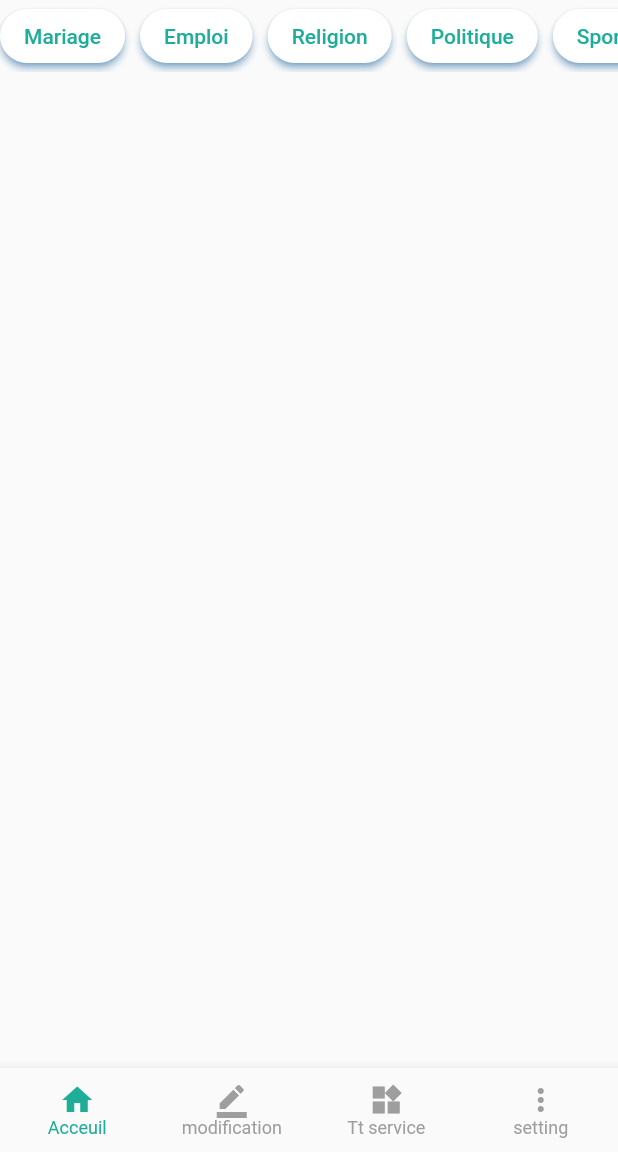
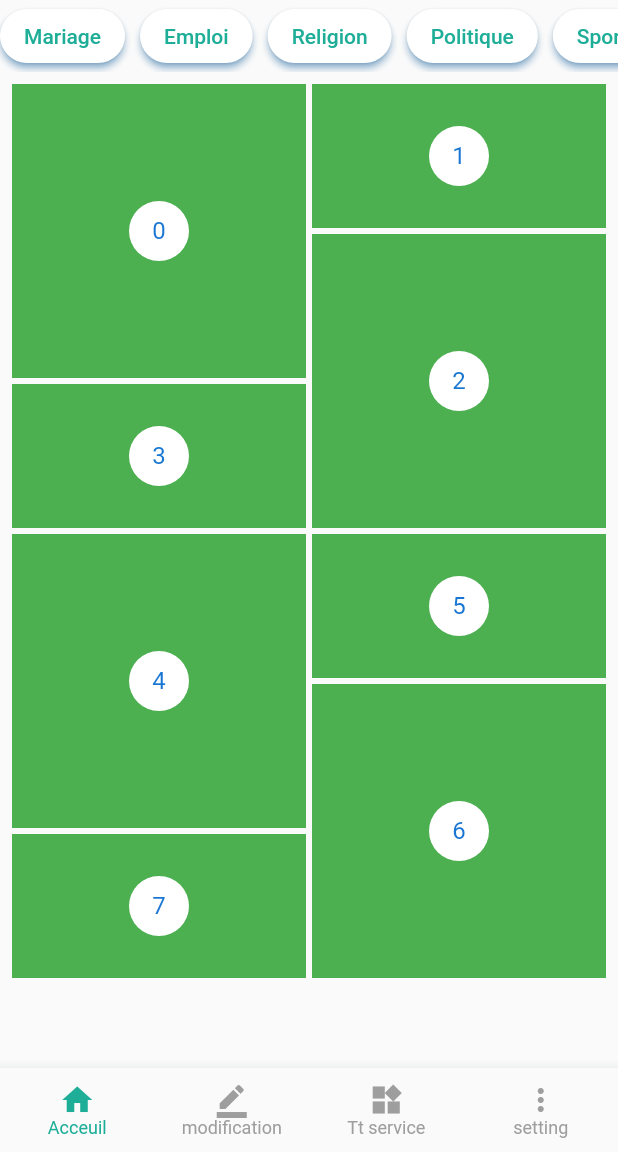
Before and after one commit to beriha/djassi, a Flutter app: the screen it shows after launch, on a phone screen of 412 x 824 dp, the part 84-1236 px from its top. Run offline on Flutter 3.47's test engine with Material 2 defaults, Android fonts, the phone set to English and light mode, and no system bars.

Commit message:
grid view

```diff
--- /dev/null
+++ b/lib/screens/component/grid-view.component.dart
@@ -0,0 +1,27 @@
+import 'package:flutter/material.dart';
+import 'package:flutter_staggered_grid_view/flutter_staggered_grid_view.dart';
+
+class ListGridView extends StatelessWidget {
+  @override
+  Widget build(BuildContext context) {
+    return /*Container(
+        child:  Padding(
+          padding: const EdgeInsets.all(4),
+         child:*/ StaggeredGridView.countBuilder(
+            crossAxisCount: 4,
+            itemCount: 8,
+            itemBuilder: (BuildContext context, int index) => Container(
+                color: Colors.green,
+                child: Center(
+                  child: CircleAvatar(
+                    backgroundColor: Colors.white,
+                    child: Text('$index'),
+                  ),
+                )),
+            staggeredTileBuilder: (int index) =>
+                StaggeredTile.count(2, index.isEven ? 2 : 1),
+            mainAxisSpacing: 4,
+            crossAxisSpacing: 4,
+          );
+  }
+}
--- a/lib/screens/home-screens.dart
+++ b/lib/screens/home-screens.dart
@@ -1,8 +1,10 @@
 import 'package:djassi/screens/authscreens/login-screens.dart';
 import 'package:djassi/screens/component/bottomBar.component.dart';
+import 'package:djassi/screens/component/grid-view.component.dart';
 import 'package:djassi/screens/component/list-container.component.dart';
 import 'package:flutter/material.dart';
 import 'package:djassi/screens/component/drawer.component.dart';
+
 
 class HomeScreens extends StatefulWidget {
 
@@ -48,8 +50,36 @@ class _HomeScreensState extends State<HomeScreens> {
           drawer: CustomDrawer(
           ),
 
-          body:ListContainer(
-            ),
+          body:Column(
+            children: <Widget> [
+              ListContainer(),
+              //ListGridView(),
+              Expanded(
+                flex: 1,
+                child: Padding(
+                  padding: const EdgeInsets.all(8.0),
+                 child: ListGridView(),
+                 /* child: StaggeredGridView.countBuilder(
+                    crossAxisCount: 4,
+                    itemCount: 8,
+                    itemBuilder: (BuildContext context, int index) => Container(
+                        color: Colors.green,
+                        child: Center(
+                          child: CircleAvatar(
+                            backgroundColor: Colors.white,
+                            child: Text('$index'),
+                          ),
+                        )),
+                    staggeredTileBuilder: (int index) =>
+                        StaggeredTile.count(2, index.isEven ? 2 : 1),
+                    mainAxisSpacing: 4,
+                    crossAxisSpacing: 4,
+                  ),*/
+                ),
+              ),
+            ],
+          ),
+
 
           bottomNavigationBar: HomePageBottomBar(
             currentIndex: 0,
--- a/pubspec.yaml
+++ b/pubspec.yaml
@@ -28,6 +28,10 @@ dependencies:
   # The following adds the Cupertino Icons font to your application.
   # Use with the CupertinoIcons class for iOS style icons.
   cupertino_icons: ^1.0.2
+  flutter_staggered_grid_view: ^0.4.0
+
+  # flutter_staggered_grid_view: ^0.2.2
+
 
 dev_dependencies:
   flutter_test:
```
Also changed, not shown: pubspec.lock.
